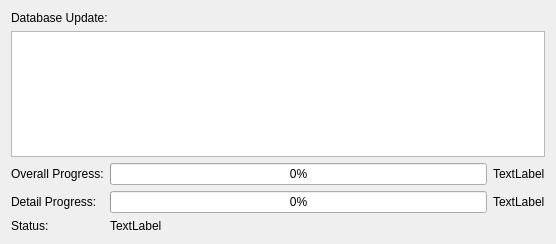
Above: src/dbinit.ui from dragotin/kraft before the change. Below: the same form after it.
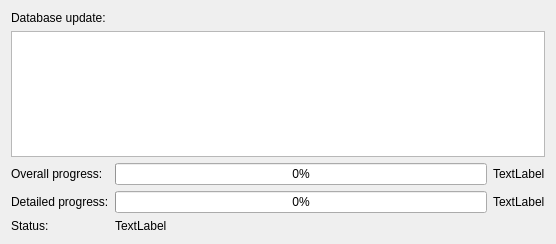
That is the form after the change.

Diff of the .ui file:
```diff
--- a/src/dbinit.ui
+++ b/src/dbinit.ui
@@ -16,7 +16,7 @@
      <item>
       <widget class="QLabel" name="mInfoText">
        <property name="text">
-        <string>Database Update:</string>
+        <string>Database update:</string>
        </property>
        <property name="wordWrap">
         <bool>true</bool>
@@ -31,7 +31,7 @@
        <item row="0" column="0">
         <widget class="QLabel" name="label_4">
          <property name="text">
-          <string>Overall Progress:</string>
+          <string>Overall progress:</string>
          </property>
         </widget>
        </item>
@@ -52,7 +52,7 @@
        <item row="1" column="0">
         <widget class="QLabel" name="label_7">
          <property name="text">
-          <string>Detail Progress:</string>
+          <string>Detailed progress:</string>
          </property>
         </widget>
        </item>
```
